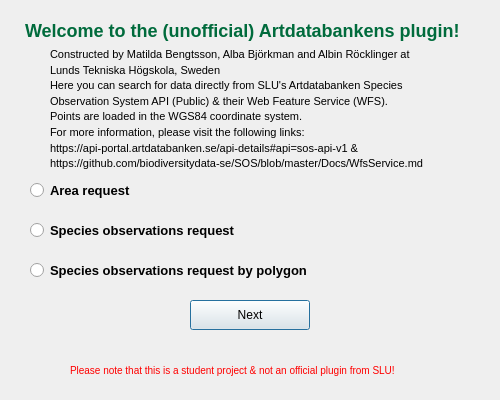
Before: the Qt Designer form First_pop_up.ui in albabjorkman/GIT-project, drawn with Qt 5.
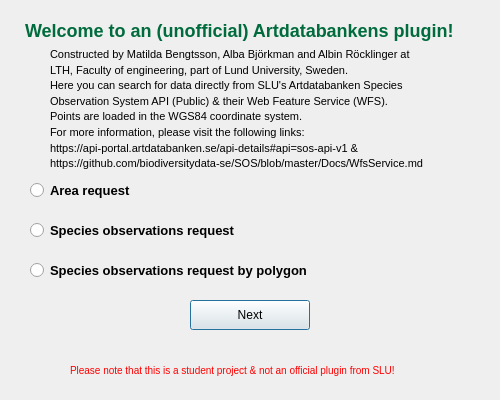
After: the same form once the commit is applied.

What changed in the file:
```diff
--- a/First_pop_up.ui
+++ b/First_pop_up.ui
@@ -26,7 +26,7 @@
    </rect>
   </property>
   <property name="text">
-   <string>Welcome to the (unofficial) Artdatabankens plugin! </string>
+   <string>Welcome to an (unofficial) Artdatabankens plugin! </string>
   </property>
      <property name="styleSheet">
    <string>
@@ -52,9 +52,8 @@
    <string>
 	&lt;html&gt;&lt;body style="line-height: 1.2;"&gt;
     Constructed by Matilda Bengtsson, Alba Björkman and Albin Röcklinger at 
-    &lt;br/&gt; Lunds Tekniska Högskola, Sweden
-    &lt;br/&gt;Here you
-	can search for data directly from SLU's Artdatabanken Species &lt;br/&gt; 
+    &lt;br/&gt; LTH, Faculty of engineering, part of Lund University, Sweden.&lt;br/&gt;
+ Here you can search for data directly from SLU's Artdatabanken Species &lt;br/&gt;
 	Observation System API (Public) &amp; their Web Feature Service (WFS).&lt;br/&gt;
       Points are loaded in the WGS84 coordinate system. &lt;br/&gt;
 	For more information, please visit the following links: &lt;br/&gt; 
```
Left out of the diff: 2 changed lines with no effect on the pictures.
